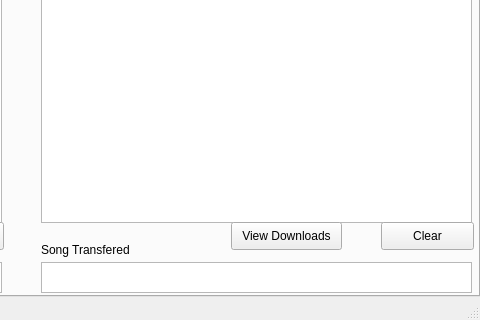
Before: the Qt Designer form mainwindow.ui in tnightingale/COMMAudio, drawn with Qt 5; both pictures show x 381 to 861 and y 273 to 593 of the 861 by 593 pixel window.
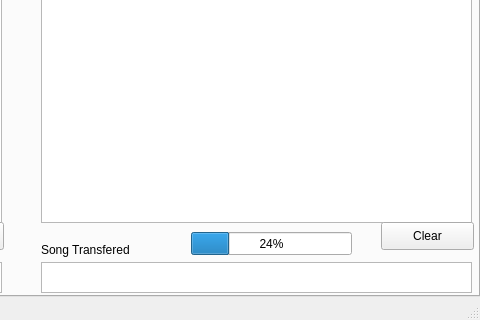
After: the same form once the commit is applied.

Commit message: allows one download now

```diff
--- a/mainwindow.ui
+++ b/mainwindow.ui
@@ -197,17 +197,17 @@
        <string>Clear</string>
       </property>
      </widget>
-     <widget class="QPushButton" name="viewDownloadButton">
+     <widget class="QProgressBar" name="downloadBar">
       <property name="geometry">
        <rect>
-        <x>610</x>
-        <y>350</y>
-        <width>111</width>
-        <height>28</height>
+        <x>570</x>
+        <y>360</y>
+        <width>161</width>
+        <height>23</height>
        </rect>
       </property>
-      <property name="text">
-       <string>View Downloads</string>
+      <property name="value">
+       <number>24</number>
       </property>
      </widget>
     </widget>
```
Left out of the diff: 2 changed lines with no effect on the pictures. The commit also changes 3 other files.
